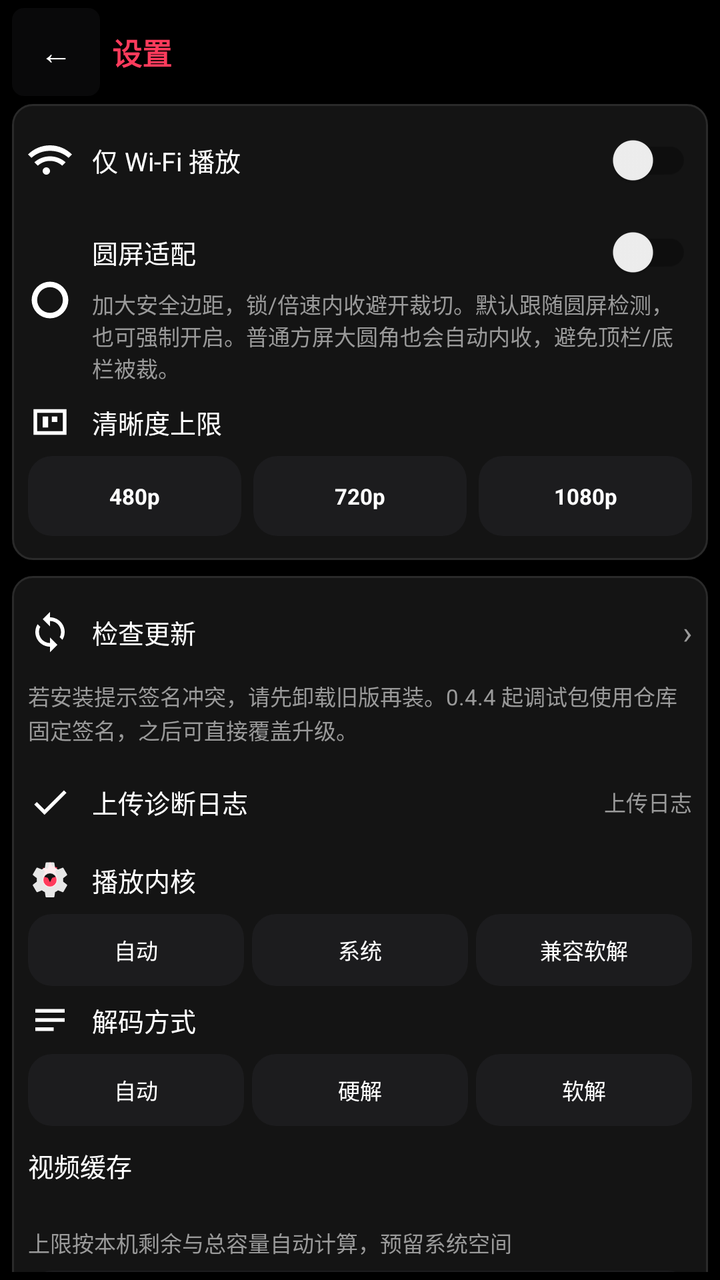
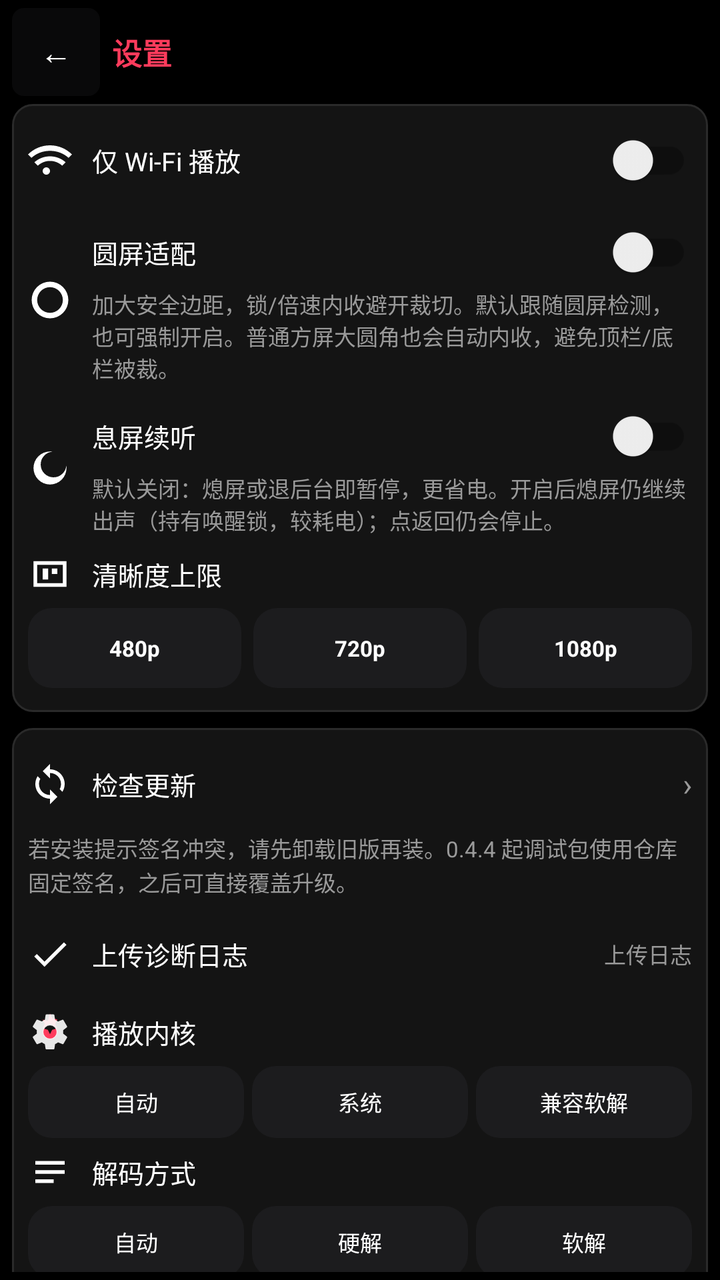

Compare the two renders of this Android layout. The source of the first and the diff that turns it into the second are given below.
<!-- AndroidManifest.xml: application theme Theme.HongguoWatch -->
<!-- res/layout/activity_settings.xml -->
<?xml version="1.0" encoding="utf-8"?>
<LinearLayout xmlns:android="http://schemas.android.com/apk/res/android"
    android:id="@+id/settingsRoot"
    android:layout_width="match_parent"
    android:layout_height="match_parent"
    android:background="@color/bg"
    android:orientation="vertical"
    android:paddingHorizontal="@dimen/watch_pad"
    android:paddingTop="@dimen/watch_pad_tight"
    android:paddingBottom="@dimen/watch_pad_tight">

    <LinearLayout
        android:layout_width="match_parent"
        android:layout_height="wrap_content"
        android:gravity="center_vertical"
        android:orientation="horizontal"
        android:paddingBottom="4dp">

        <TextView
            android:id="@+id/backButton"
            android:layout_width="44dp"
            android:layout_height="44dp"
            android:background="@drawable/bg_control_button"
            android:gravity="center"
            android:text="@string/back"
            android:textColor="@color/text_primary"
            android:textSize="16sp" />

        <TextView
            android:layout_width="0dp"
            android:layout_height="wrap_content"
            android:layout_marginStart="6dp"
            android:layout_weight="1"
            android:text="@string/tab_settings"
            android:textColor="@color/accent"
            android:textSize="@dimen/watch_title"
            android:textStyle="bold" />
    </LinearLayout>

    <ScrollView
        android:layout_width="match_parent"
        android:layout_height="0dp"
        android:layout_weight="1"
        android:overScrollMode="never"
        android:scrollbars="none">

        <LinearLayout
            android:layout_width="match_parent"
            android:layout_height="wrap_content"
            android:orientation="vertical"
            android:paddingBottom="8dp">

            <LinearLayout
                android:layout_width="match_parent"
                android:layout_height="wrap_content"
                android:background="@drawable/bg_setting_block"
                android:orientation="vertical"
                android:paddingVertical="4dp">

                <LinearLayout
                    android:layout_width="match_parent"
                    android:layout_height="48dp"
                    android:gravity="center_vertical"
                    android:orientation="horizontal"
                    android:paddingHorizontal="8dp">

                    <ImageView
                        android:layout_width="22dp"
                        android:layout_height="22dp"
                        android:contentDescription="@null"
                        android:src="@drawable/ic_settings_wifi" />

                    <androidx.appcompat.widget.SwitchCompat
                        android:id="@+id/wifiOnlySwitch"
                        android:layout_width="0dp"
                        android:layout_height="match_parent"
                        android:layout_marginStart="10dp"
                        android:layout_weight="1"
                        android:text="@string/wifi_only"
                        android:textColor="@color/text_primary"
                        android:textSize="@dimen/watch_body" />
                </LinearLayout>

                <LinearLayout
                    android:layout_width="match_parent"
                    android:layout_height="wrap_content"
                    android:gravity="center_vertical"
                    android:minHeight="48dp"
                    android:orientation="horizontal"
                    android:paddingHorizontal="8dp"
                    android:paddingVertical="4dp">

                    <ImageView
                        android:layout_width="22dp"
                        android:layout_height="22dp"
                        android:contentDescription="@null"
                        android:src="@drawable/ic_settings_round" />

                    <LinearLayout
                        android:layout_width="0dp"
                        android:layout_height="wrap_content"
                        android:layout_marginStart="10dp"
                        android:layout_weight="1"
                        android:orientation="vertical">

                        <androidx.appcompat.widget.SwitchCompat
                            android:id="@+id/roundAdaptSwitch"
                            android:layout_width="match_parent"
                            android:layout_height="wrap_content"
                            android:minHeight="36dp"
                            android:text="@string/round_adapt"
                            android:textColor="@color/text_primary"
                            android:textSize="@dimen/watch_body" />

                        <TextView
                            android:id="@+id/roundAdaptHint"
                            android:layout_width="match_parent"
                            android:layout_height="wrap_content"
                            android:text="@string/round_adapt_hint"
                            android:textColor="@color/text_secondary"
                            android:textSize="@dimen/watch_meta" />
                    </LinearLayout>
                </LinearLayout>

                <LinearLayout
                    android:layout_width="match_parent"
                    android:layout_height="wrap_content"
                    android:orientation="vertical"
                    android:paddingHorizontal="8dp"
                    android:paddingTop="4dp"
                    android:paddingBottom="8dp">

                    <LinearLayout
                        android:layout_width="match_parent"
                        android:layout_height="wrap_content"
                        android:gravity="center_vertical"
                        android:orientation="horizontal">

                        <ImageView
                            android:layout_width="22dp"
                            android:layout_height="22dp"
                            android:contentDescription="@null"
                            android:src="@drawable/ic_settings_quality" />

                        <TextView
                            android:layout_width="0dp"
                            android:layout_height="wrap_content"
                            android:layout_marginStart="10dp"
                            android:layout_weight="1"
                            android:text="@string/max_quality"
                            android:textColor="@color/text_primary"
                            android:textSize="@dimen/watch_body" />

                        <TextView
                            android:id="@+id/qualityStatus"
                            android:layout_width="wrap_content"
                            android:layout_height="wrap_content"
                            android:textColor="@color/text_secondary"
                            android:textSize="@dimen/watch_meta" />
                    </LinearLayout>

                    <LinearLayout
                        android:layout_width="match_parent"
                        android:layout_height="wrap_content"
                        android:layout_marginTop="6dp"
                        android:orientation="horizontal">

                        <TextView
                            android:id="@+id/quality480"
                            android:layout_width="0dp"
                            android:layout_height="40dp"
                            android:layout_marginEnd="4dp"
                            android:layout_weight="1"
                            android:background="@drawable/bg_quality_chip"
                            android:gravity="center"
                            android:text="480p"
                            android:textColor="@color/text_primary"
                            android:textSize="@dimen/watch_meta"
                            android:textStyle="bold" />

                        <TextView
                            android:id="@+id/quality720"
                            android:layout_width="0dp"
                            android:layout_height="40dp"
                            android:layout_marginHorizontal="2dp"
                            android:layout_weight="1"
                            android:background="@drawable/bg_quality_chip"
                            android:gravity="center"
                            android:text="720p"
                            android:textColor="@color/text_primary"
                            android:textSize="@dimen/watch_meta"
                            android:textStyle="bold" />

                        <TextView
                            android:id="@+id/quality1080"
                            android:layout_width="0dp"
                            android:layout_height="40dp"
                            android:layout_marginStart="4dp"
                            android:layout_weight="1"
                            android:background="@drawable/bg_quality_chip"
                            android:gravity="center"
                            android:text="1080p"
                            android:textColor="@color/text_primary"
                            android:textSize="@dimen/watch_meta"
                            android:textStyle="bold" />
                    </LinearLayout>

                    <Spinner
                        android:id="@+id/qualitySpinner"
                        android:layout_width="0dp"
                        android:layout_height="0dp"
                        android:visibility="gone" />
                </LinearLayout>
            </LinearLayout>

            <LinearLayout
                android:layout_width="match_parent"
                android:layout_height="wrap_content"
                android:layout_marginTop="8dp"
                android:background="@drawable/bg_setting_block"
                android:orientation="vertical"
                android:paddingVertical="4dp">

                <LinearLayout
                    android:id="@+id/checkUpdateButton"
                    android:layout_width="match_parent"
                    android:layout_height="48dp"
                    android:background="?attr/selectableItemBackground"
                    android:gravity="center_vertical"
                    android:orientation="horizontal"
                    android:paddingHorizontal="8dp">

                    <ImageView
                        android:layout_width="22dp"
                        android:layout_height="22dp"
                        android:contentDescription="@null"
                        android:src="@drawable/ic_settings_update" />

                    <TextView
                        android:layout_width="0dp"
                        android:layout_height="wrap_content"
                        android:layout_marginStart="10dp"
                        android:layout_weight="1"
                        android:text="@string/check_update"
                        android:textColor="@color/text_primary"
                        android:textSize="@dimen/watch_body" />

                    <TextView
                        android:id="@+id/versionLabel"
                        android:layout_width="wrap_content"
                        android:layout_height="wrap_content"
                        android:textColor="@color/text_secondary"
                        android:textSize="@dimen/watch_meta" />

                    <TextView
                        android:layout_width="wrap_content"
                        android:layout_height="wrap_content"
                        android:layout_marginStart="4dp"
                        android:text="@string/setting_chevron"
                        android:textColor="@color/text_secondary"
                        android:textSize="16sp" />
                </LinearLayout>

                <TextView
                    android:id="@+id/signingNote"
                    android:layout_width="match_parent"
                    android:layout_height="wrap_content"
                    android:paddingHorizontal="8dp"
                    android:paddingBottom="4dp"
                    android:lineSpacingExtra="1dp"
                    android:text="@string/update_signing_note"
                    android:textColor="@color/text_secondary"
                    android:textSize="@dimen/watch_meta" />

                <LinearLayout
                    android:id="@+id/uploadDiagButton"
                    android:layout_width="match_parent"
                    android:layout_height="48dp"
                    android:background="?attr/selectableItemBackground"
                    android:gravity="center_vertical"
                    android:orientation="horizontal"
                    android:paddingHorizontal="8dp">

                    <ImageView
                        android:layout_width="22dp"
                        android:layout_height="22dp"
                        android:contentDescription="@null"
                        android:src="@drawable/ic_settings_diag" />

                    <TextView
                        android:layout_width="0dp"
                        android:layout_height="wrap_content"
                        android:layout_marginStart="10dp"
                        android:layout_weight="1"
                        android:text="@string/upload_diagnostics"
                        android:textColor="@color/text_primary"
                        android:textSize="@dimen/watch_body" />

                    <TextView
                        android:layout_width="wrap_content"
                        android:layout_height="wrap_content"
                        android:text="@string/setting_diag_status"
                        android:textColor="@color/text_secondary"
                        android:textSize="@dimen/watch_meta" />
                </LinearLayout>

                <LinearLayout
                    android:layout_width="match_parent"
                    android:layout_height="wrap_content"
                    android:orientation="vertical"
                    android:paddingHorizontal="8dp"
                    android:paddingTop="4dp"
                    android:paddingBottom="6dp">

                    <LinearLayout
                        android:layout_width="match_parent"
                        android:layout_height="wrap_content"
                        android:gravity="center_vertical"
                        android:orientation="horizontal">

                        <ImageView
                            android:layout_width="22dp"
                            android:layout_height="22dp"
                            android:contentDescription="@null"
                            android:src="@drawable/ic_settings_kernel" />

                        <TextView
                            android:layout_width="0dp"
                            android:layout_height="wrap_content"
                            android:layout_marginStart="10dp"
                            android:layout_weight="1"
                            android:text="@string/player_kernel_label"
                            android:textColor="@color/text_primary"
                            android:textSize="@dimen/watch_body" />

                        <TextView
                            android:id="@+id/kernelStatus"
                            android:layout_width="wrap_content"
                            android:layout_height="wrap_content"
                            android:textColor="@color/text_secondary"
                            android:textSize="@dimen/watch_meta" />
                    </LinearLayout>

                    <LinearLayout
                        android:layout_width="match_parent"
                        android:layout_height="wrap_content"
                        android:layout_marginTop="6dp"
                        android:orientation="horizontal">

                        <TextView
                            android:id="@+id/kernelAuto"
                            android:layout_width="0dp"
                            android:layout_height="36dp"
                            android:layout_marginEnd="2dp"
                            android:layout_weight="1"
                            android:background="@drawable/bg_quality_chip"
                            android:gravity="center"
                            android:text="@string/player_kernel_auto"
                            android:textColor="@color/text_primary"
                            android:textSize="@dimen/watch_meta" />

                        <TextView
                            android:id="@+id/kernelMedia3"
                            android:layout_width="0dp"
                            android:layout_height="36dp"
                            android:layout_marginHorizontal="2dp"
                            android:layout_weight="1"
                            android:background="@drawable/bg_quality_chip"
                            android:gravity="center"
                            android:text="@string/player_kernel_media3"
                            android:textColor="@color/text_primary"
                            android:textSize="@dimen/watch_meta" />

                        <TextView
                            android:id="@+id/kernelIjk"
                            android:layout_width="0dp"
                            android:layout_height="36dp"
                            android:layout_marginStart="2dp"
                            android:layout_weight="1"
                            android:background="@drawable/bg_quality_chip"
                            android:gravity="center"
                            android:text="@string/player_kernel_ijk"
                            android:textColor="@color/text_primary"
                            android:textSize="@dimen/watch_meta" />
                    </LinearLayout>
                </LinearLayout>

                <LinearLayout
                    android:layout_width="match_parent"
                    android:layout_height="wrap_content"
                    android:orientation="vertical"
                    android:paddingHorizontal="8dp"
                    android:paddingBottom="6dp">

                    <LinearLayout
                        android:layout_width="match_parent"
                        android:layout_height="wrap_content"
                        android:gravity="center_vertical"
                        android:orientation="horizontal">

                        <ImageView
                            android:layout_width="22dp"
                            android:layout_height="22dp"
                            android:contentDescription="@null"
                            android:src="@drawable/ic_settings_decode" />

                        <TextView
                            android:layout_width="0dp"
                            android:layout_height="wrap_content"
                            android:layout_marginStart="10dp"
                            android:layout_weight="1"
                            android:text="@string/decode_path_label"
                            android:textColor="@color/text_primary"
                            android:textSize="@dimen/watch_body" />

                        <TextView
                            android:id="@+id/decodeStatus"
                            android:layout_width="wrap_content"
                            android:layout_height="wrap_content"
                            android:textColor="@color/text_secondary"
                            android:textSize="@dimen/watch_meta" />
                    </LinearLayout>

                    <LinearLayout
                        android:layout_width="match_parent"
                        android:layout_height="wrap_content"
                        android:layout_marginTop="6dp"
                        android:orientation="horizontal">

                        <TextView
                            android:id="@+id/decodeAuto"
                            android:layout_width="0dp"
                            android:layout_height="36dp"
                            android:layout_marginEnd="2dp"
                            android:layout_weight="1"
                            android:background="@drawable/bg_quality_chip"
                            android:gravity="center"
                            android:text="@string/decode_path_auto"
                            android:textColor="@color/text_primary"
                            android:textSize="@dimen/watch_meta" />

                        <TextView
                            android:id="@+id/decodeHw"
                            android:layout_width="0dp"
                            android:layout_height="36dp"
                            android:layout_marginHorizontal="2dp"
                            android:layout_weight="1"
                            android:background="@drawable/bg_quality_chip"
                            android:gravity="center"
                            android:text="@string/decode_path_hw"
                            android:textColor="@color/text_primary"
                            android:textSize="@dimen/watch_meta" />

                        <TextView
                            android:id="@+id/decodeSw"
                            android:layout_width="0dp"
                            android:layout_height="36dp"
                            android:layout_marginStart="2dp"
                            android:layout_weight="1"
                            android:background="@drawable/bg_quality_chip"
                            android:gravity="center"
                            android:text="@string/decode_path_sw"
                            android:textColor="@color/text_primary"
                            android:textSize="@dimen/watch_meta" />
                    </LinearLayout>
                </LinearLayout>

                <LinearLayout
                    android:layout_width="match_parent"
                    android:layout_height="wrap_content"
                    android:orientation="vertical"
                    android:paddingHorizontal="8dp"
                    android:paddingTop="4dp"
                    android:paddingBottom="6dp">

                    <LinearLayout
                        android:layout_width="match_parent"
                        android:layout_height="wrap_content"
                        android:gravity="center_vertical"
                        android:orientation="horizontal">

                        <TextView
                            android:layout_width="0dp"
                            android:layout_height="wrap_content"
                            android:layout_weight="1"
                            android:text="@string/video_cache_label"
                            android:textColor="@color/text_primary"
                            android:textSize="@dimen/watch_body" />

                        <TextView
                            android:id="@+id/videoCacheUsage"
                            android:layout_width="wrap_content"
                            android:layout_height="wrap_content"
                            android:textColor="@color/text_secondary"
                            android:textSize="@dimen/watch_meta" />
                    </LinearLayout>

                    <TextView
                        android:id="@+id/videoCacheFree"
                        android:layout_width="match_parent"
                        android:layout_height="wrap_content"
                        android:layout_marginTop="2dp"
                        android:textColor="@color/text_secondary"
                        android:textSize="@dimen/watch_meta" />

                    <TextView
                        android:id="@+id/videoCacheBudgetHint"
                        android:layout_width="match_parent"
                        android:layout_height="wrap_content"
                        android:layout_marginTop="4dp"
                        android:text="@string/video_cache_budget_auto"
                        android:textColor="@color/text_secondary"
                        android:textSize="@dimen/watch_meta" />

                    <TextView
                        android:id="@+id/manageOfflineButton"
                        android:layout_width="match_parent"
                        android:layout_height="36dp"
                        android:layout_marginTop="6dp"
                        android:background="@drawable/bg_quality_chip"
                        android:gravity="center"
                        android:text="@string/offline_manage"
                        android:textColor="@color/accent"
                        android:textSize="@dimen/watch_meta"
                        android:textStyle="bold" />
                </LinearLayout>

                <Button
                    android:id="@+id/clearHistoryButton"
                    android:layout_width="match_parent"
                    android:layout_height="44dp"
                    android:layout_marginHorizontal="8dp"
                    android:backgroundTint="@color/episode_normal"
                    android:minHeight="0dp"
                    android:text="@string/clear_history"
                    android:textColor="@color/text_primary"
                    android:textSize="@dimen/watch_body" />

                <Button
                    android:id="@+id/clearVideoCacheButton"
                    android:layout_width="match_parent"
                    android:layout_height="44dp"
                    android:layout_marginHorizontal="8dp"
                    android:layout_marginTop="6dp"
                    android:backgroundTint="@color/episode_normal"
                    android:minHeight="0dp"
                    android:text="@string/clear_video_cache"
                    android:textColor="@color/text_primary"
                    android:textSize="@dimen/watch_body" />

                <Button
                    android:id="@+id/clearCacheButton"
                    android:layout_width="match_parent"
                    android:layout_height="44dp"
                    android:layout_marginHorizontal="8dp"
                    android:layout_marginTop="6dp"
                    android:layout_marginBottom="8dp"
                    android:backgroundTint="@color/episode_normal"
                    android:minHeight="0dp"
                    android:text="@string/clear_cache"
                    android:textColor="@color/text_primary"
                    android:textSize="@dimen/watch_body" />
            </LinearLayout>

            <TextView
                android:id="@+id/qqGroupLabel"
                android:layout_width="match_parent"
                android:layout_height="wrap_content"
                android:layout_marginTop="12dp"
                android:gravity="center"
                android:paddingVertical="6dp"
                android:text="@string/qq_group"
                android:textColor="@color/text_secondary"
                android:textSize="@dimen/watch_meta" />
        </LinearLayout>
    </ScrollView>
</LinearLayout>
<!-- resources referenced by this layout -->
<resources>
  <color name="accent">#FF3B5C</color>
  <color name="bg">#000000</color>
  <color name="episode_normal">#1C1C1E</color>
  <color name="text_primary">#FFFFFF</color>
  <color name="text_secondary">#9A9A9A</color>
  <dimen name="watch_body">13sp</dimen>
  <dimen name="watch_meta">11sp</dimen>
  <dimen name="watch_pad">6dp</dimen>
  <dimen name="watch_pad_tight">4dp</dimen>
  <dimen name="watch_title">15sp</dimen>
  <string name="back">←</string>
  <string name="check_update">检查更新</string>
  <string name="clear_cache">清除缓存</string>
  <string name="clear_history">清除历史</string>
  <string name="clear_video_cache">清除视频缓存</string>
  <string name="decode_path_auto">自动</string>
  <string name="decode_path_hw">硬解</string>
  <string name="decode_path_label">解码方式</string>
  <string name="decode_path_sw">软解</string>
  <string name="max_quality">清晰度上限</string>
  <string name="offline_manage">管理离线缓存</string>
  <string name="player_kernel_auto">自动</string>
  <string name="player_kernel_ijk">兼容软解</string>
  <string name="player_kernel_label">播放内核</string>
  <string name="player_kernel_media3">系统</string>
  <string name="qq_group">QQ群 1130845653</string>
  <string name="round_adapt">圆屏适配</string>
  <string name="round_adapt_hint">加大安全边距，锁/倍速内收避开裁切。默认跟随圆屏检测，也可强制开启。普通方屏大圆角也会自动内收，避免顶栏/底栏被裁。</string>
  <string name="setting_chevron">›</string>
  <string name="setting_diag_status">上传日志</string>
  <string name="tab_settings">设置</string>
  <string name="update_signing_note">若安装提示签名冲突，请先卸载旧版再装。0.4.4 起调试包使用仓库固定签名，之后可直接覆盖升级。</string>
  <string name="upload_diagnostics">上传诊断日志</string>
  <string name="video_cache_budget_auto">上限按本机剩余与总容量自动计算，预留系统空间</string>
  <string name="video_cache_label">视频缓存</string>
  <string name="wifi_only">仅 Wi‑Fi 播放</string>
  <color name="accent_soft">#33FF3B5C</color>
  <color name="accent_dim">#C92D48</color>
  <color name="bg_chip">#1C1C1E</color>
  <color name="bg_elevated">#141414</color>
  <color name="stroke">#2A2A2A</color>
  <!-- drawable bg_alert_dialog (drawable) -->
  <?xml version="1.0" encoding="utf-8"?>
  <shape xmlns:android="http://schemas.android.com/apk/res/android"
      android:shape="rectangle">
      <solid android:color="@color/bg_elevated" />
      <corners android:radius="12dp" />
      <stroke
          android:width="1dp"
          android:color="@color/stroke" />
  </shape>
  <style name="Widget.HongguoWatch.DialogButton.Positive" parent="Widget.HongguoWatch.DialogButton">
          
          <item name="android:textColor">@color/accent</item>
      </style>
  <style name="TextAppearance.HongguoWatch.DialogTitle" parent="TextAppearance.MaterialComponents.Subtitle1">
          <item name="android:textColor">@color/text_primary</item>
          <item name="android:textSize">15sp</item>
          <item name="android:textStyle">bold</item>
      </style>
  <style name="TextAppearance.HongguoWatch.DialogBody" parent="TextAppearance.MaterialComponents.Body2">
          <item name="android:textColor">@color/text_secondary</item>
          <item name="android:textSize">12sp</item>
      </style>
  <!-- unchanged entries left out for length: 13 -->
</resources>

<!-- the commit's change to res/layout/activity_settings.xml (unified diff, before → after) -->
@@ -117,6 +117,47 @@
                             android:layout_width="match_parent"
                             android:layout_height="wrap_content"
                             android:text="@string/round_adapt_hint"
+                            android:textColor="@color/text_secondary"
+                            android:textSize="@dimen/watch_meta" />
+                    </LinearLayout>
+                </LinearLayout>
+
+                <LinearLayout
+                    android:layout_width="match_parent"
+                    android:layout_height="wrap_content"
+                    android:gravity="center_vertical"
+                    android:minHeight="48dp"
+                    android:orientation="horizontal"
+                    android:paddingHorizontal="8dp"
+                    android:paddingVertical="4dp">
+
+                    <ImageView
+                        android:layout_width="22dp"
+                        android:layout_height="22dp"
+                        android:contentDescription="@null"
+                        android:src="@drawable/ic_settings_screen_off" />
+
+                    <LinearLayout
+                        android:layout_width="0dp"
+                        android:layout_height="wrap_content"
+                        android:layout_marginStart="10dp"
+                        android:layout_weight="1"
+                        android:orientation="vertical">
+
+                        <androidx.appcompat.widget.SwitchCompat
+                            android:id="@+id/screenOffContinueSwitch"
+                            android:layout_width="match_parent"
+                            android:layout_height="wrap_content"
+                            android:minHeight="36dp"
+                            android:text="@string/screen_off_continue"
+                            android:textColor="@color/text_primary"
+                            android:textSize="@dimen/watch_body" />
+
+                        <TextView
+                            android:id="@+id/screenOffContinueHint"
+                            android:layout_width="match_parent"
+                            android:layout_height="wrap_content"
+                            android:text="@string/screen_off_continue_hint"
                             android:textColor="@color/text_secondary"
                             android:textSize="@dimen/watch_meta" />
                     </LinearLayout>
<!-- resource entries referenced after the edit -->
@@ -10,6 +10,18 @@
   <dimen name="watch_pad">6dp</dimen>
   <dimen name="watch_pad_tight">4dp</dimen>
   <dimen name="watch_title">15sp</dimen>
+  <!-- drawable ic_settings_screen_off (drawable) -->
+  <?xml version="1.0" encoding="utf-8"?>
+  <vector xmlns:android="http://schemas.android.com/apk/res/android"
+      android:width="24dp"
+      android:height="24dp"
+      android:viewportWidth="24"
+      android:viewportHeight="24">
+      
+      <path
+          android:fillColor="#FFFFFF"
+          android:pathData="M12,3a9,9 0,1 0,9 9c0,-0.46 -0.04,-0.92 -0.1,-1.36A7,7 0,1 1,13.36,3.1C12.92,3.04 12.46,3 12,3z" />
+  </vector>
   <string name="back">←</string>
   <string name="check_update">检查更新</string>
   <string name="clear_cache">清除缓存</string>
@@ -28,6 +40,8 @@
   <string name="qq_group">QQ群 1130845653</string>
   <string name="round_adapt">圆屏适配</string>
   <string name="round_adapt_hint">加大安全边距，锁/倍速内收避开裁切。默认跟随圆屏检测，也可强制开启。普通方屏大圆角也会自动内收，避免顶栏/底栏被裁。</string>
+  <string name="screen_off_continue">息屏续听</string>
+  <string name="screen_off_continue_hint">默认关闭：熄屏或退后台即暂停，更省电。开启后熄屏仍继续出声（持有唤醒锁，较耗电）；点返回仍会停止。</string>
   <string name="setting_chevron">›</string>
   <string name="setting_diag_status">上传日志</string>
   <string name="tab_settings">设置</string>
